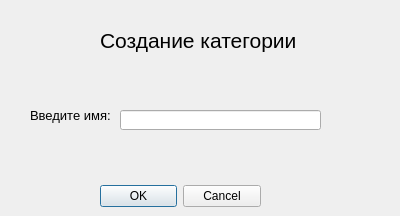
Qt form styles/create_category.ui (NickBogat/appNote) before a commit.
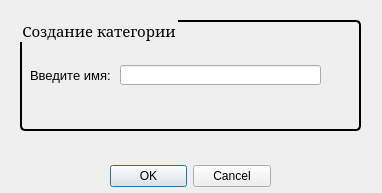
The same form after that commit.

```diff
--- a/styles/create_category.ui
+++ b/styles/create_category.ui
@@ -6,8 +6,8 @@
    <rect>
     <x>0</x>
     <y>0</y>
-    <width>400</width>
-    <height>216</height>
+    <width>382</width>
+    <height>193</height>
    </rect>
   </property>
   <property name="windowTitle">
@@ -16,8 +16,8 @@
   <widget class="QDialogButtonBox" name="buttonBox">
    <property name="geometry">
     <rect>
-     <x>100</x>
-     <y>180</y>
+     <x>110</x>
+     <y>160</y>
      <width>161</width>
      <height>32</height>
     </rect>
@@ -29,51 +29,66 @@
     <set>QDialogButtonBox::Cancel|QDialogButtonBox::Ok</set>
    </property>
   </widget>
-  <widget class="QLabel" name="label">
+  <widget class="QGroupBox" name="groupBox">
    <property name="geometry">
     <rect>
-     <x>100</x>
+     <x>20</x>
      <y>20</y>
-     <width>201</width>
-     <height>41</height>
+     <width>341</width>
+     <height>111</height>
     </rect>
    </property>
    <property name="font">
     <font>
-     <pointsize>16</pointsize>
+     <family>MS Serif</family>
+     <pointsize>11</pointsize>
     </font>
    </property>
-   <property name="text">
+   <property name="styleSheet">
+    <string notr="true">QGroupBox {
+margin-top: 2ex;
+}
+QGroupBox:enabled {
+border: 2px solid black;
+border-radius: 5px;
+}
+QGroupBox::title {
+subcontrol-origin: margin;
+ left: 3ex;
+ }</string>
+   </property>
+   <property name="title">
     <string>Создание категории</string>
    </property>
-  </widget>
-  <widget class="QLineEdit" name="nameLine">
-   <property name="geometry">
-    <rect>
-     <x>120</x>
-     <y>110</y>
-     <width>201</width>
-     <height>20</height>
-    </rect>
-   </property>
-  </widget>
   <widget class="QLabel" name="label_2">
    <property name="geometry">
     <rect>
-     <x>30</x>
-     <y>100</y>
+      <x>10</x>
+      <y>40</y>
      <width>81</width>
      <height>31</height>
     </rect>
    </property>
    <property name="font">
     <font>
+      <family>MS Shell Dlg 2</family>
      <pointsize>10</pointsize>
     </font>
    </property>
    <property name="text">
     <string>Введите имя:</string>
    </property>
+   </widget>
+   <widget class="QLineEdit" name="nameLine">
+    <property name="geometry">
+     <rect>
+      <x>100</x>
+      <y>45</y>
+      <width>201</width>
+      <height>20</height>
+     </rect>
+    </property>
+   </widget>
   </widget>
  </widget>
  <resources/>
```
Lines whose indentation alone changed are shown as unchanged.
